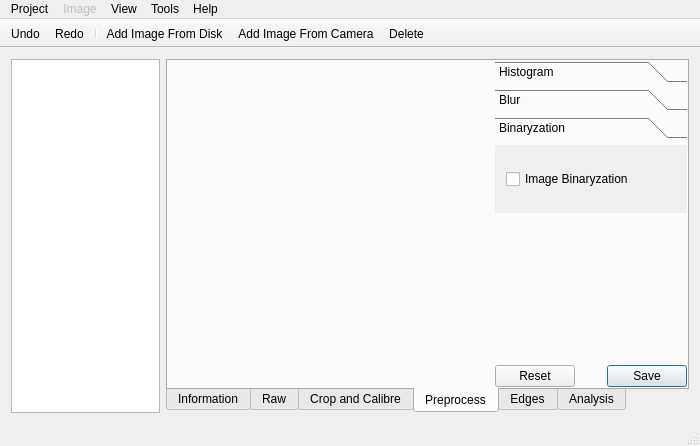
This is gui/mainwindow.ui in librehat/caiga as Qt 5 draws it before an edit. The edited form follows.
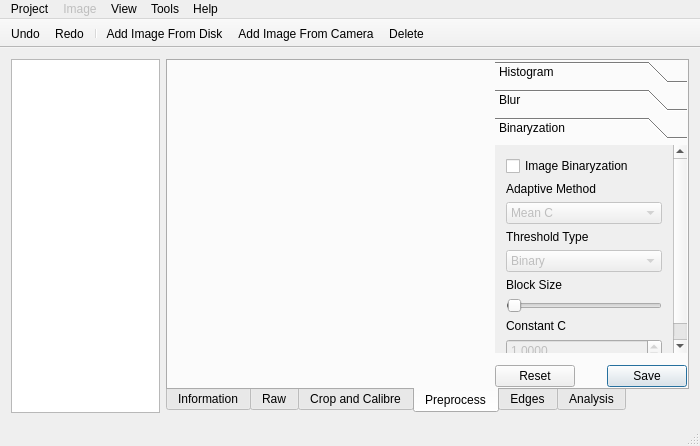
This is the edited form. The open tabs and pages were chosen to show the change. Icons and pictures are not drawn. Custom widgets are drawn as their Qt base class.

Commit message: binaryzation finished.

```diff
--- a/gui/mainwindow.ui
+++ b/gui/mainwindow.ui
@@ -243,15 +243,15 @@
            </sizepolicy>
           </property>
           <property name="currentIndex">
-           <number>0</number>
+           <number>2</number>
           </property>
           <widget class="QWidget" name="histogramPage">
            <property name="geometry">
             <rect>
              <x>0</x>
              <y>0</y>
-             <width>193</width>
-             <height>96</height>
+             <width>178</width>
+             <height>40</height>
             </rect>
            </property>
            <attribute name="label">
@@ -273,7 +273,7 @@
              <x>0</x>
              <y>0</y>
              <width>182</width>
-             <height>261</height>
+             <height>256</height>
             </rect>
            </property>
            <attribute name="label">
@@ -338,17 +338,17 @@
                <number>1</number>
               </property>
               <property name="maximum">
-               <number>15</number>
+               <number>20</number>
               </property>
               <property name="pageStep">
                <number>1</number>
               </property>
+              <property name="value">
+               <number>5</number>
+              </property>
               <property name="orientation">
                <enum>Qt::Horizontal</enum>
               </property>
-              <property name="tickPosition">
-               <enum>QSlider::TicksAbove</enum>
-              </property>
              </widget>
             </item>
             <item>
@@ -372,6 +372,9 @@
               <property name="maximum">
                <double>999.999900000000025</double>
               </property>
+              <property name="value">
+               <double>5.000000000000000</double>
+              </property>
              </widget>
             </item>
             <item>
@@ -407,8 +410,8 @@
             <rect>
              <x>0</x>
              <y>0</y>
-             <width>159</width>
-             <height>40</height>
+             <width>180</width>
+             <height>256</height>
             </rect>
            </property>
            <attribute name="label">
@@ -422,24 +425,117 @@
               </property>
              </widget>
             </item>
+            <item>
+             <widget class="QLabel" name="binaryzationMethodLabel">
+              <property name="text">
+               <string>Adaptive Method</string>
+              </property>
+             </widget>
+            </item>
+            <item>
+             <widget class="QComboBox" name="binaryzationMethodComboBox">
+              <property name="enabled">
+               <bool>false</bool>
+              </property>
+              <item>
+               <property name="text">
+                <string>Mean C</string>
+               </property>
+              </item>
+              <item>
+               <property name="text">
+                <string>Gaussian C</string>
+               </property>
+              </item>
+             </widget>
+            </item>
+            <item>
+             <widget class="QLabel" name="binaryzationTypeLabel">
+              <property name="text">
+               <string>Threshold Type</string>
+              </property>
+             </widget>
+            </item>
+            <item>
+             <widget class="QComboBox" name="binaryzationTypeComboBox">
+              <property name="enabled">
+               <bool>false</bool>
+              </property>
+              <item>
+               <property name="text">
+                <string>Binary</string>
+               </property>
+              </item>
+              <item>
+               <property name="text">
+                <string>Binary Invert</string>
+               </property>
+              </item>
+             </widget>
+            </item>
+            <item>
+             <widget class="QLabel" name="binaryzationSizeLabel">
+              <property name="text">
+               <string>Block Size</string>
+              </property>
+             </widget>
+            </item>
+            <item>
+             <widget class="QSlider" name="binaryzationSizeSlider">
+              <property name="enabled">
+               <bool>false</bool>
+              </property>
+              <property name="minimum">
+               <number>2</number>
+              </property>
+              <property name="maximum">
+               <number>999</number>
+              </property>
+              <property name="pageStep">
+               <number>1</number>
+              </property>
+              <property name="value">
+               <number>10</number>
+              </property>
+              <property name="orientation">
+               <enum>Qt::Horizontal</enum>
+              </property>
+             </widget>
+            </item>
+            <item>
+             <widget class="QLabel" name="binaryzationCLabel">
+              <property name="text">
+               <string>Constant C</string>
+              </property>
+             </widget>
+            </item>
+            <item>
+             <widget class="QDoubleSpinBox" name="binaryzationCDoubleSpinBox">
+              <property name="enabled">
+               <bool>false</bool>
+              </property>
+              <property name="decimals">
+               <number>4</number>
+              </property>
+              <property name="minimum">
+               <double>-99.999899999999997</double>
+              </property>
+              <property name="maximum">
+               <double>99.999899999999997</double>
+              </property>
+              <property name="singleStep">
+               <double>0.500000000000000</double>
+              </property>
+              <property name="value">
+               <double>1.000000000000000</double>
+              </property>
+             </widget>
+            </item>
            </layout>
           </widget>
          </widget>
         </item>
-        <item row="1" column="2" alignment="Qt::AlignBottom">
-         <widget class="QDialogButtonBox" name="preProcessButtonBox">
-          <property name="sizePolicy">
-           <sizepolicy hsizetype="Preferred" vsizetype="Fixed">
-            <horstretch>3</horstretch>
-            <verstretch>0</verstretch>
-           </sizepolicy>
-          </property>
-          <property name="standardButtons">
-           <set>QDialogButtonBox::Reset|QDialogButtonBox::Save</set>
-          </property>
-         </widget>
-        </item>
-        <item row="0" column="0" rowspan="2">
+        <item row="0" column="0" rowspan="3">
          <widget class="QImageViewer" name="preProcessViewer" native="true">
           <property name="sizePolicy">
            <sizepolicy hsizetype="Expanding" vsizetype="Preferred">
@@ -449,6 +545,19 @@
           </property>
          </widget>
         </item>
+        <item row="2" column="2" alignment="Qt::AlignBottom">
+         <widget class="QDialogButtonBox" name="preProcessButtonBox">
+          <property name="sizePolicy">
+           <sizepolicy hsizetype="Preferred" vsizetype="Fixed">
+            <horstretch>3</horstretch>
+            <verstretch>0</verstretch>
+           </sizepolicy>
+          </property>
+          <property name="standardButtons">
+           <set>QDialogButtonBox::Reset|QDialogButtonBox::Save</set>
+          </property>
+         </widget>
+        </item>
        </layout>
       </widget>
       <widget class="QWidget" name="edgesTab">
```
Left out of the diff: 64 changed lines with no effect on the pictures. The commit also changes 4 other files.
